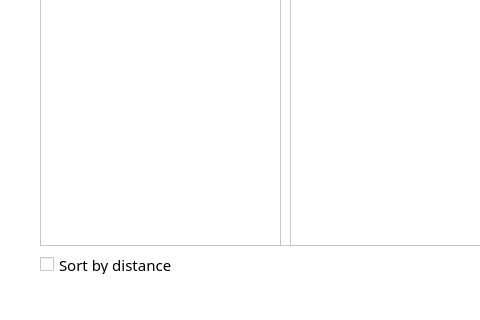
DannyCamacho/SaddlebackEats, file mainwindow.ui: the form before one commit; both pictures show x 0 to 480 and y 237 to 557 of the 889 by 557 pixel window.
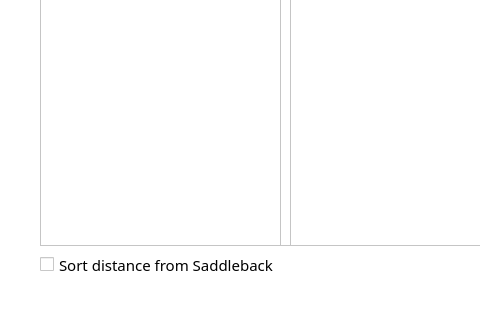
The form after the commit. Icons and pictures are not drawn.

Commit message: sort button text change on mainwindow.ui

```diff
--- a/mainwindow.ui
+++ b/mainwindow.ui
@@ -243,7 +243,7 @@
      <rect>
       <x>40</x>
       <y>460</y>
-      <width>151</width>
+      <width>281</width>
       <height>19</height>
      </rect>
     </property>
@@ -541,7 +541,7 @@
 </string>
     </property>
     <property name="text">
-     <string>Sort by distance</string>
+     <string>Sort distance from Saddleback</string>
     </property>
    </widget>
    <widget class="QFrame" name="frame">
```
